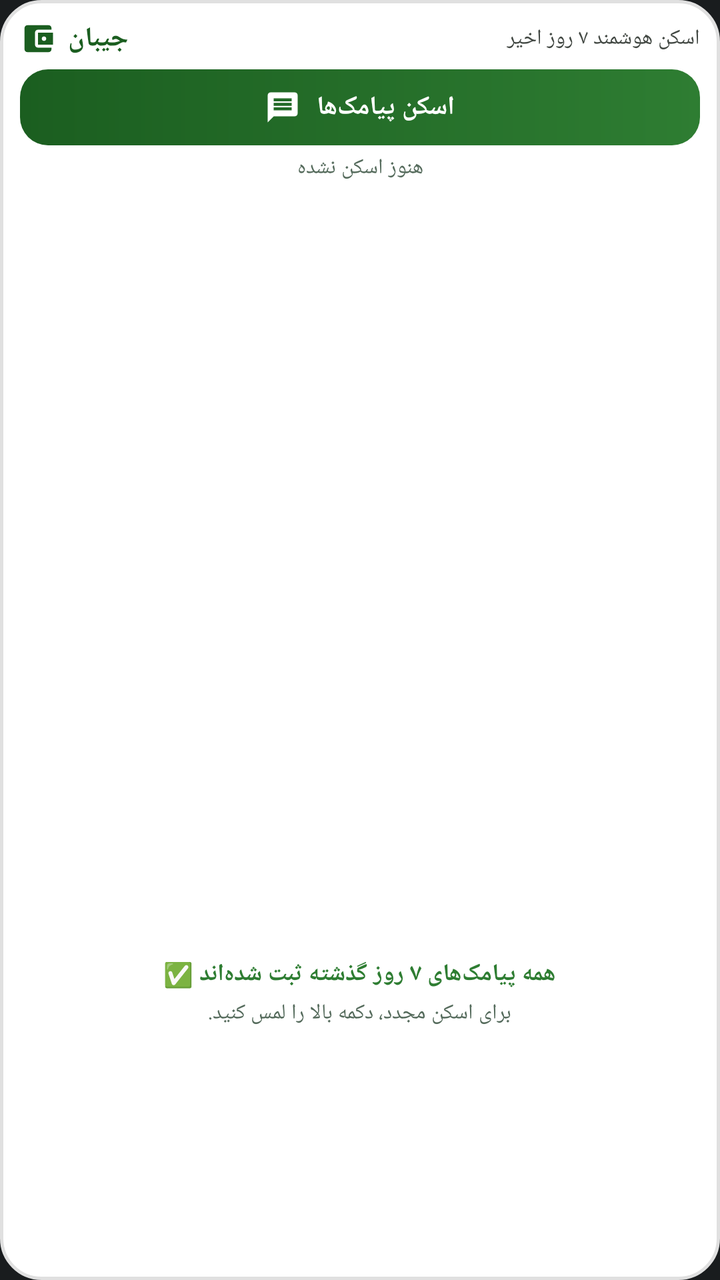
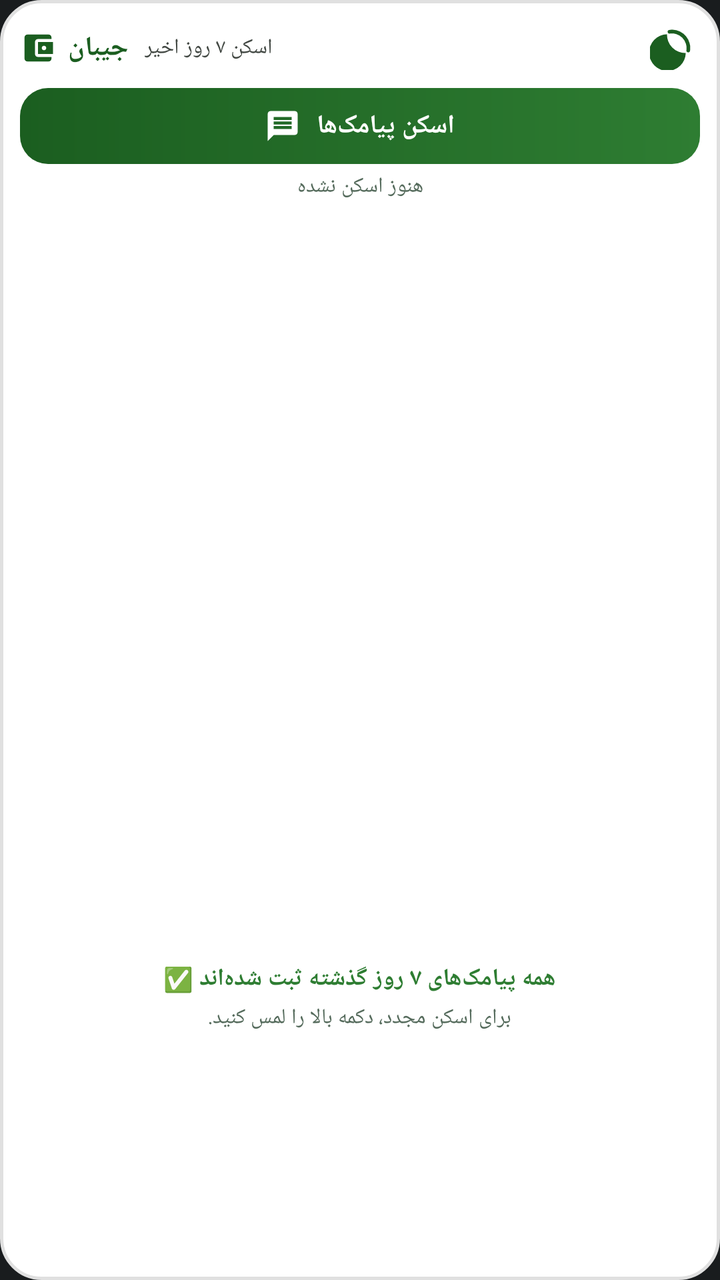

An Android layout rendered at two revisions. The XML below is the earlier revision; the diff shows what the commit changed to produce the second picture.
<!-- AndroidManifest.xml: application theme Theme.MyApplication -->
<!-- res/layout/widget_sms_scan.xml -->
<?xml version="1.0" encoding="utf-8"?>
<LinearLayout xmlns:android="http://schemas.android.com/apk/res/android"
    android:id="@+id/widget_container"
    android:layout_width="match_parent"
    android:layout_height="match_parent"
    android:background="@drawable/widget_background"
    android:orientation="vertical"
    android:padding="10dp">

    
    <LinearLayout
        android:id="@+id/widget_header"
        android:layout_width="match_parent"
        android:layout_height="wrap_content"
        android:gravity="center_vertical"
        android:orientation="horizontal">

        <ImageView
            android:layout_width="18dp"
            android:layout_height="18dp"
            android:src="@drawable/ic_widget_brand"
            android:contentDescription="@string/app_name" />

        <TextView
            android:id="@+id/widget_tv_title"
            android:layout_width="wrap_content"
            android:layout_height="wrap_content"
            android:layout_marginStart="6dp"
            android:text="@string/app_name"
            android:textColor="@color/widget_title_color"
            android:textSize="13.5sp"
            android:textStyle="bold" />

        <TextView
            android:id="@+id/widget_tv_subtitle"
            android:layout_width="0dp"
            android:layout_height="wrap_content"
            android:layout_marginStart="8dp"
            android:layout_weight="1"
            android:ellipsize="end"
            android:maxLines="1"
            android:text="اسکن هوشمند ۷ روز اخیر"
            android:textColor="@color/widget_subtitle_color"
            android:textSize="10.5sp" />
    </LinearLayout>

    
    <LinearLayout
        android:id="@+id/widget_btn_scan"
        android:layout_width="match_parent"
        android:layout_height="38dp"
        android:layout_marginTop="6dp"
        android:background="@drawable/widget_btn_scan_bg"
        android:clickable="true"
        android:focusable="true"
        android:gravity="center"
        android:orientation="horizontal"
        android:paddingStart="12dp"
        android:paddingEnd="12dp">

        <ImageView
            android:layout_width="18dp"
            android:layout_height="18dp"
            android:src="@drawable/ic_widget_sms"
            android:contentDescription="اسکن پیامک‌ها" />

        <TextView
            android:layout_width="wrap_content"
            android:layout_height="wrap_content"
            android:layout_marginStart="8dp"
            android:text="اسکن پیامک‌ها"
            android:textColor="@color/widget_btn_text"
            android:textSize="13sp"
            android:textStyle="bold" />
    </LinearLayout>

    
    <TextView
        android:id="@+id/widget_tv_status"
        android:layout_width="match_parent"
        android:layout_height="wrap_content"
        android:layout_marginTop="4dp"
        android:layout_marginBottom="4dp"
        android:ellipsize="end"
        android:gravity="center"
        android:maxLines="1"
        android:text="هنوز اسکن نشده"
        android:textColor="@color/widget_status_color"
        android:textSize="10.5sp" />

    
    <ListView
        android:id="@+id/widget_list_view"
        android:layout_width="match_parent"
        android:layout_height="0dp"
        android:layout_weight="1"
        android:divider="@null"
        android:dividerHeight="0dp"
        android:scrollbars="vertical" />

    
    <LinearLayout
        android:id="@+id/widget_empty_view"
        android:layout_width="match_parent"
        android:layout_height="0dp"
        android:layout_weight="1"
        android:gravity="center"
        android:orientation="vertical"
        android:padding="8dp">

        <TextView
            android:id="@+id/widget_tv_empty_title"
            android:layout_width="wrap_content"
            android:layout_height="wrap_content"
            android:gravity="center"
            android:text="همه پیامک‌های ۷ روز گذشته ثبت شده‌اند ✅"
            android:textColor="@color/widget_income_color"
            android:textSize="12sp"
            android:textStyle="bold" />

        <TextView
            android:id="@+id/widget_tv_empty_sub"
            android:layout_width="wrap_content"
            android:layout_height="wrap_content"
            android:layout_marginTop="4dp"
            android:gravity="center"
            android:text="برای اسکن مجدد، دکمه بالا را لمس کنید."
            android:textColor="@color/widget_status_color"
            android:textSize="10.5sp" />
    </LinearLayout>

</LinearLayout>
<!-- resources referenced by this layout -->
<resources>
  <color name="widget_btn_text">#FFFFFFFF</color>
  <color name="widget_income_color">#FF2E7D32</color>
  <color name="widget_status_color">#FF556B5C</color>
  <color name="widget_subtitle_color">#FF424843</color>
  <color name="widget_title_color">#FF1B5E20</color>
  <!-- drawable ic_widget_brand (drawable) -->
  <vector xmlns:android="http://schemas.android.com/apk/res/android"
      android:width="20dp"
      android:height="20dp"
      android:viewportWidth="24"
      android:viewportHeight="24">
      <path
          android:fillColor="@color/widget_title_color"
          android:pathData="M21,18v1c0,1.1 -0.9,2 -2,2H5c-1.11,0 -2,-0.9 -2,-2V5c0,-1.1 0.89,-2 2,-2h14c1.1,0 2,0.9 2,2v1h-9c-1.11,0 -2,0.9 -2,2v8c0,1.1 0.89,2 2,2h9zm-9,-2h10V8H12v8zm4,-2.5c-0.83,0 -1.5,-0.67 -1.5,-1.5s0.67,-1.5 1.5,-1.5 1.5,0.67 1.5,1.5 -0.67,1.5 -1.5,1.5z" />
  </vector>
  <!-- drawable ic_widget_sms (drawable) -->
  <vector xmlns:android="http://schemas.android.com/apk/res/android"
      android:width="24dp"
      android:height="24dp"
      android:viewportWidth="24"
      android:viewportHeight="24">
      <path
          android:fillColor="#FFFFFFFF"
          android:pathData="M20,2H4c-1.1,0 -1.99,0.9 -1.99,2L2,22l4,-4h14c1.1,0 2,-0.9 2,-2V4c0,-1.1 -0.9,-2 -2,-2zM18,14H6v-2h12v2zm0,-3H6V9h12v2zm0,-3H6V6h12v2z" />
  </vector>
  <!-- drawable widget_background (drawable) -->
  <?xml version="1.0" encoding="utf-8"?>
  <shape xmlns:android="http://schemas.android.com/apk/res/android"
      android:shape="rectangle">
      <solid android:color="@color/widget_card_bg" />
      <stroke
          android:width="1.5dp"
          android:color="@color/widget_card_border" />
      <corners android:radius="20dp" />
  </shape>
  <!-- drawable widget_btn_scan_bg (drawable) -->
  <?xml version="1.0" encoding="utf-8"?>
  <shape xmlns:android="http://schemas.android.com/apk/res/android"
      android:shape="rectangle">
      <gradient
          android:angle="0"
          android:startColor="@color/widget_btn_start"
          android:endColor="@color/widget_btn_end"
          android:type="linear" />
      <corners android:radius="14dp" />
  </shape>
  <string name="app_name">جیبان</string>
  <style name="Theme.MyApplication" parent="android:Theme.DeviceDefault.NoActionBar" />
  <color name="widget_card_bg">#FFFFFFFF</color>
  <color name="widget_card_border">#FFE0E0E0</color>
  <color name="widget_btn_start">#FF1B5E20</color>
  <color name="widget_btn_end">#FF2E7D32</color>
</resources>

<!-- the commit's change to res/layout/widget_sms_scan.xml (unified diff, before → after) -->
@@ -9,39 +9,56 @@
 
     
     <LinearLayout
-        android:id="@+id/widget_header"
         android:layout_width="match_parent"
         android:layout_height="wrap_content"
         android:gravity="center_vertical"
         android:orientation="horizontal">
 
-        <ImageView
-            android:layout_width="18dp"
-            android:layout_height="18dp"
-            android:src="@drawable/ic_widget_brand"
-            android:contentDescription="@string/app_name" />
-
-        <TextView
-            android:id="@+id/widget_tv_title"
-            android:layout_width="wrap_content"
-            android:layout_height="wrap_content"
-            android:layout_marginStart="6dp"
-            android:text="@string/app_name"
-            android:textColor="@color/widget_title_color"
-            android:textSize="13.5sp"
-            android:textStyle="bold" />
-
-        <TextView
-            android:id="@+id/widget_tv_subtitle"
+        <LinearLayout
+            android:id="@+id/widget_header"
             android:layout_width="0dp"
             android:layout_height="wrap_content"
-            android:layout_marginStart="8dp"
             android:layout_weight="1"
-            android:ellipsize="end"
-            android:maxLines="1"
-            android:text="اسکن هوشمند ۷ روز اخیر"
-            android:textColor="@color/widget_subtitle_color"
-            android:textSize="10.5sp" />
+            android:gravity="center_vertical"
+            android:orientation="horizontal">
+
+            <ImageView
+                android:layout_width="18dp"
+                android:layout_height="18dp"
+                android:src="@drawable/ic_widget_brand"
+                android:contentDescription="@string/app_name" />
+
+            <TextView
+                android:id="@+id/widget_tv_title"
+                android:layout_width="wrap_content"
+                android:layout_height="wrap_content"
+                android:layout_marginStart="6dp"
+                android:text="@string/app_name"
+                android:textColor="@color/widget_title_color"
+                android:textSize="13.5sp"
+                android:textStyle="bold" />
+
+            <TextView
+                android:id="@+id/widget_tv_subtitle"
+                android:layout_width="wrap_content"
+                android:layout_height="wrap_content"
+                android:layout_marginStart="8dp"
+                android:ellipsize="end"
+                android:maxLines="1"
+                android:text="اسکن ۷ روز اخیر"
+                android:textColor="@color/widget_subtitle_color"
+                android:textSize="10.5sp" />
+        </LinearLayout>
+
+        
+        <ImageView
+            android:id="@+id/widget_btn_theme_toggle"
+            android:layout_width="28dp"
+            android:layout_height="28dp"
+            android:layout_marginStart="6dp"
+            android:padding="3dp"
+            android:src="@drawable/ic_widget_moon"
+            android:contentDescription="تغییر تم ویجت" />
     </LinearLayout>
 
     
<!-- resource entries referenced after the edit -->
@@ -14,6 +14,16 @@
       <path
           android:fillColor="@color/widget_title_color"
           android:pathData="M21,18v1c0,1.1 -0.9,2 -2,2H5c-1.11,0 -2,-0.9 -2,-2V5c0,-1.1 0.89,-2 2,-2h14c1.1,0 2,0.9 2,2v1h-9c-1.11,0 -2,0.9 -2,2v8c0,1.1 0.89,2 2,2h9zm-9,-2h10V8H12v8zm4,-2.5c-0.83,0 -1.5,-0.67 -1.5,-1.5s0.67,-1.5 1.5,-1.5 1.5,0.67 1.5,1.5 -0.67,1.5 -1.5,1.5z" />
+  </vector>
+  <!-- drawable ic_widget_moon (drawable) -->
+  <vector xmlns:android="http://schemas.android.com/apk/res/android"
+      android:width="24dp"
+      android:height="24dp"
+      android:viewportWidth="24"
+      android:viewportHeight="24">
+      <path
+          android:fillColor="@color/widget_title_color"
+          android:pathData="M12.3,2a10,10 0,0 0,-1.9 0.18,1 1 0,0 0,-0.79 1.15,1 1 0,0 0,1.09 0.82A8,8 0,0 1,19.85 13.3a1 1 0,0 0,0.82 1.09,1 1 0,0 0,1.15,-0.79A10,10 0,0 0,12.3 2zM9.27,4.49a10,10 0,1 0,10.24 10.24A10,10 0,0 1,9.27 4.49z" />
   </vector>
   <!-- drawable ic_widget_sms (drawable) -->
   <vector xmlns:android="http://schemas.android.com/apk/res/android"
